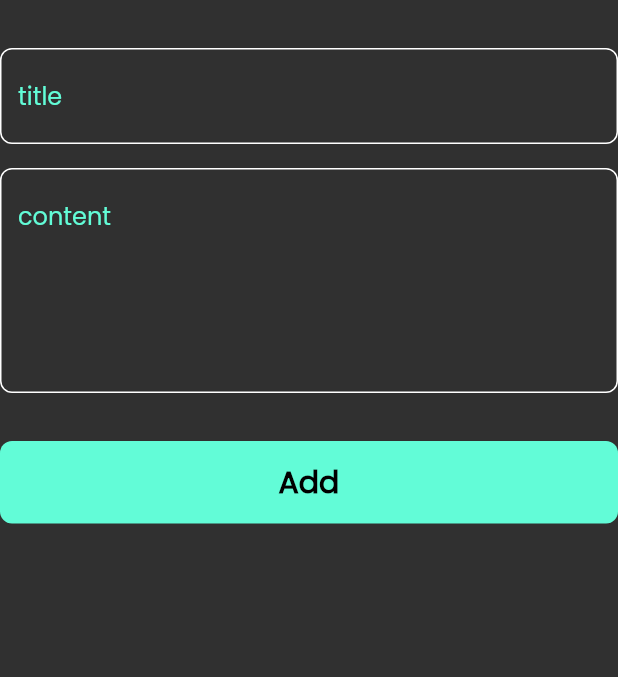
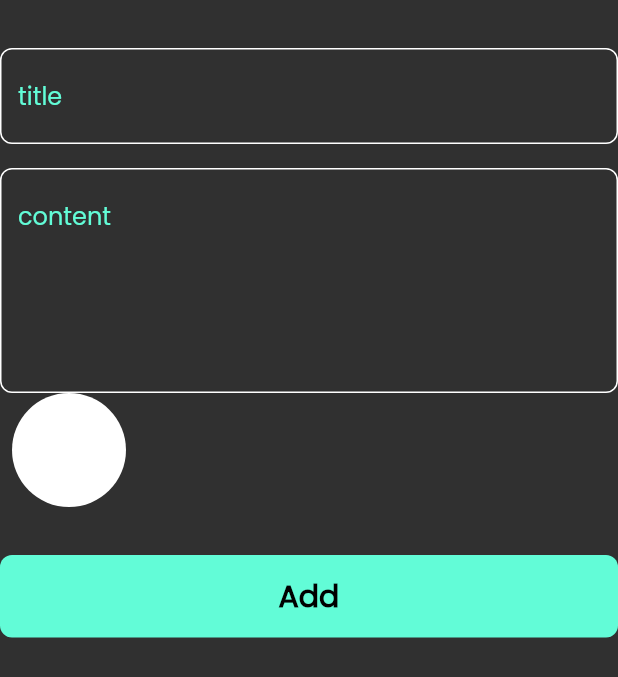
Before and after one commit to eshakelbadry/keep_notes_app, a Flutter app: the AddNoteForm widget shown alone on an empty page, opened directly, on a phone screen of 412 x 824 dp. Shown: the top 677 px of the screen. Run offline on Flutter 3.47's test engine with Material 2 defaults, Android fonts, the phone set to English and light mode, and no system bars; our stand-ins replace bloc, flutter_bloc, font_awesome_flutter, hive, hive_flutter, modal_progress_hud_nsn; accounts and stored records are empty.

Commit message:
colors list view

```diff
--- a/lib/views/widgets/add_note_form.dart
+++ b/lib/views/widgets/add_note_form.dart
@@ -3,6 +3,7 @@
 import 'package:keep_notes_app/cubits/add_note_cubit/add_note_cubit.dart';
 import 'package:keep_notes_app/models/note_model.dart';
 import 'package:intl/intl.dart';
+import 'colors_list_view.dart';
 import 'custom_button.dart';
 import 'custom_text_field.dart';
 
@@ -40,6 +41,9 @@
             onSaved: (value) {
               subTitle = value;
             }),
+        const ColorsListView(
+
+        ),
         const SizedBox(height: 32),
         BlocBuilder<AddNoteCubit, AddNoteState>(
           builder: (context, state) {
--- /dev/null
+++ b/lib/views/widgets/colors_list_view.dart
@@ -0,0 +1,68 @@
+import 'package:flutter/material.dart';
+
+class ColorsItem extends StatelessWidget {
+  const ColorsItem({super.key, required this.isActive, required this.color});
+  final bool isActive;
+  final Color color;
+  @override
+  Widget build(BuildContext context) {
+    return isActive
+        ? CircleAvatar(
+            backgroundColor: Colors.white,
+            radius: 38,
+            child: CircleAvatar(
+              backgroundColor: color,
+              radius: 34,
+            ),
+          )
+        : CircleAvatar(
+            backgroundColor: color,
+            radius: 38,
+          );
+  }
+}
+
+class ColorsListView extends StatefulWidget {
+  const ColorsListView({super.key});
+
+  @override
+  State<ColorsListView> createState() => _ColorsListViewState();
+}
+
+class _ColorsListViewState extends State<ColorsListView> {
+  int currentIndex = 0;
+  List<Color> colors = const [
+    Color.fromARGB(0, 59, 59, 184),
+    Color.fromARGB(0, 52, 186, 95),
+    Color.fromARGB(0, 189, 128, 29),
+    Color.fromARGB(0, 169, 36, 36),
+    Color.fromARGB(0, 141, 40, 146),
+    Color.fromARGB(0, 33, 162, 153),
+  ];
+  _ColorsListViewState();
+  @override
+  Widget build(BuildContext context) {
+    return SizedBox(
+      height: 38 * 2,
+      child: ListView.builder(
+        scrollDirection: Axis.horizontal,
+        itemCount: colors.length,
+        itemBuilder: (context, index) {
+          return Padding(
+            padding: const EdgeInsets.symmetric(horizontal: 8),
+            child: GestureDetector(
+              onTap: (() {
+                currentIndex = index;
+                setState(() {});
+              }),
+              child: ColorsItem(
+                color: colors[index],
+                isActive: currentIndex == index,
+              ),
+            ),
+          );
+        },
+      ),
+    );
+  }
+}
```
